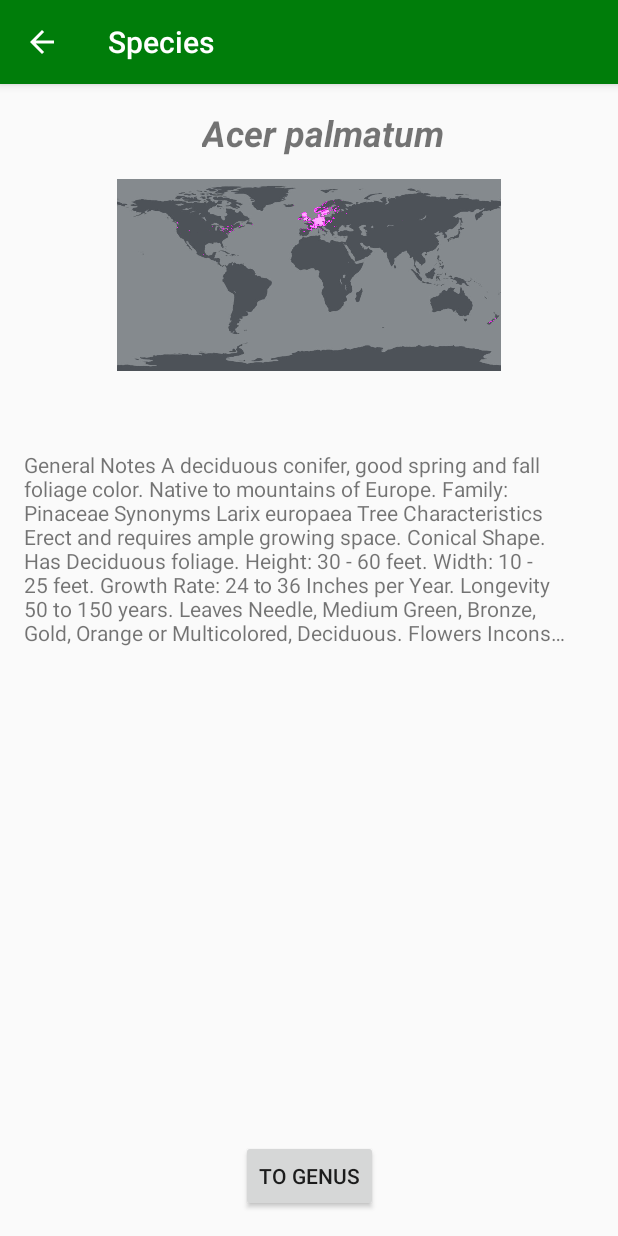
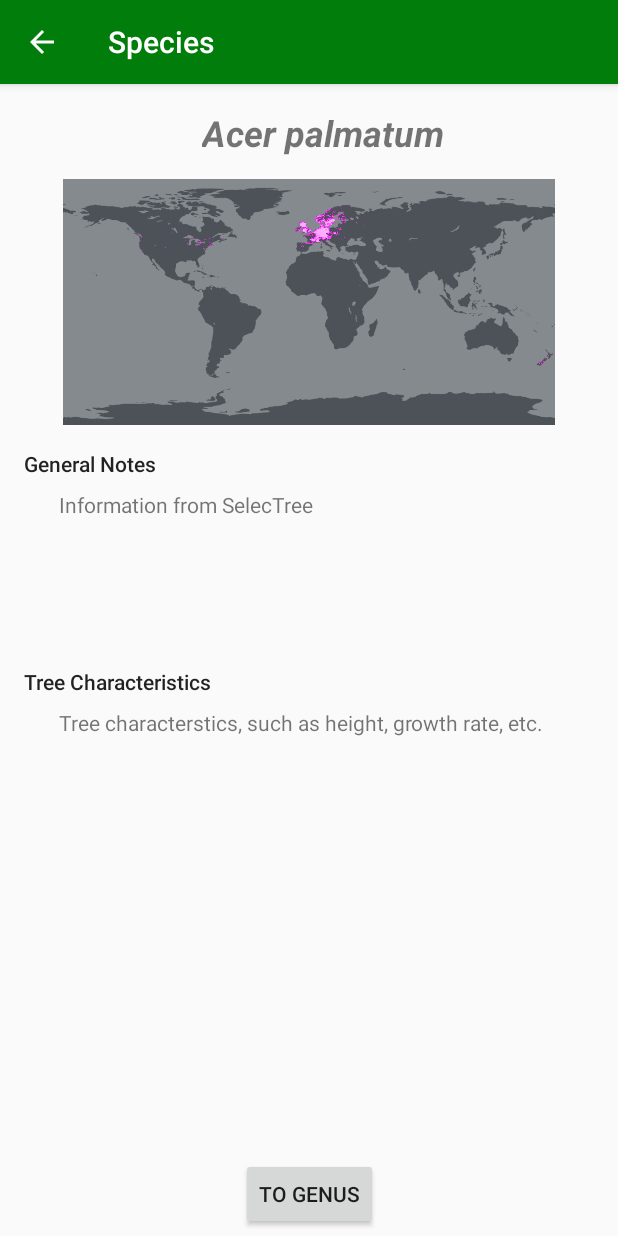
Before and after one commit to JPUF/TreeAndroid, an Android app: the SpeciesActivity screen opened directly, with no data from a screen before it, on a phone screen of 412 x 824 dp. Run offline under Robolectric (Android 15) with nearby library versions, the phone set to English and light mode, and no system bars.

Commit message:
Displaying general notes and tree characteristics separately.

```diff
--- a/app/build.gradle
+++ b/app/build.gradle
@@ -27,4 +27,5 @@ dependencies {
     testImplementation 'junit:junit:4.12'
     androidTestImplementation 'com.android.support.test:runner:1.0.2'
     androidTestImplementation 'com.android.support.test.espresso:espresso-core:3.0.2'
+    implementation 'com.android.support:support-v4:28.0.0'
 }
--- a/app/src/main/java/com/example/psyjb12/tree/SpeciesActivity.java
+++ b/app/src/main/java/com/example/psyjb12/tree/SpeciesActivity.java
@@ -29,6 +29,7 @@ public class SpeciesActivity extends AppCompatActivity {
 
     TextView scientific_name_tv;
     TextView notes_tv;
+    TextView characteristics_tv;
 
     final String scientific_name = "Acer palmatum";
     String GBIF_id;
@@ -39,6 +40,7 @@ public class SpeciesActivity extends AppCompatActivity {
         setContentView(R.layout.activity_species);
         scientific_name_tv = (TextView) findViewById(R.id.scientific_name);
         notes_tv = (TextView) findViewById(R.id.notes);
+        characteristics_tv = (TextView) findViewById(R.id.characteristics);
         setGBIF_id(this.scientific_name);
         setScientificName(this.GBIF_id);
         setNotes(this.scientific_name);
@@ -47,6 +49,7 @@ public class SpeciesActivity extends AppCompatActivity {
 
     private void setID(String id) {
         this.GBIF_id = id;
+        setScientificName(id);
     }
     private void setGBIF_id(final String scientific_name) {
         final String scientificName = scientific_name;
@@ -126,16 +129,33 @@ public class SpeciesActivity extends AppCompatActivity {
                     Elements paragraphs = content.getElementsByClass("col-md-6");
                     String pText = null;
                     for (Element p : paragraphs) {
-                        pText = p.text();
+                        result = p.text();
                         break;//can get additional info by removing this break;
                     }
-                    result = pText;
-                    final String notes = result;
-
+                    String [] words = result.split("[\\s]");
+                    String generalNotes = "";
+                    String treeCharacteristics = "";
+                    boolean afterCharacteristics = false;
+                    for(String word:words) {
+                        if(afterCharacteristics) {
+                            treeCharacteristics += (word + " ");
+                            if(word.contains("."))
+                                treeCharacteristics += "\n";
+                        }
+                        else {
+                            if(!word.equals("Tree") && !word.equals("Characteristics"))
+                                generalNotes += (word + " ");
+                        }
+                        if (word.equals("Characteristics"))
+                            afterCharacteristics = true;
+                    }
+                    final String finalNotes = generalNotes;
+                    final String finalCharacteristics = treeCharacteristics;
                     runOnUiThread(new Runnable() {
                         @Override
                         public void run() {
-                            notes_tv.setText(result);
+                            notes_tv.setText(finalNotes);
+                            characteristics_tv.setText(finalCharacteristics);
                         }
                     });
                 }catch (IOException e1) {
--- a/app/src/main/res/layout/activity_genus.xml
+++ b/app/src/main/res/layout/activity_genus.xml
@@ -15,5 +15,5 @@
         android:textSize="30sp"
         app:layout_constraintStart_toStartOf="parent"
         app:layout_constraintTop_toTopOf="parent"
-        tools:text="@string/genusTitle" />
+        tools:text="@string/genus_title" />
 </android.support.constraint.ConstraintLayout>
--- a/app/src/main/res/layout/activity_species.xml
+++ b/app/src/main/res/layout/activity_species.xml
@@ -24,7 +24,7 @@
         android:id="@+id/toGenusButton"
         android:layout_width="wrap_content"
         android:layout_height="wrap_content"
-        android:layout_marginBottom="16dp"
+        android:layout_marginBottom="4dp"
         android:layout_marginEnd="16dp"
         android:layout_marginStart="16dp"
         android:onClick="toGenus"
@@ -35,8 +35,8 @@
 
     <ImageView
         android:id="@+id/projection"
-        android:layout_width="256dp"
-        android:layout_height="128dp"
+        android:layout_width="328dp"
+        android:layout_height="164dp"
         android:layout_marginEnd="16dp"
         android:layout_marginStart="16dp"
         android:layout_marginTop="16dp"
@@ -45,27 +45,10 @@
         app:layout_constraintTop_toBottomOf="@+id/scientific_name"
         app:srcCompat="@drawable/projection" />
 
-    <TextView
-        android:id="@+id/notes"
-        android:layout_width="362dp"
-        android:layout_height="147dp"
-        android:layout_marginEnd="16dp"
-        android:layout_marginStart="16dp"
-        android:layout_marginTop="244dp"
-        android:layout_weight="1"
-        android:ellipsize="end"
-        android:maxLines="8"
-        android:text="@string/notes"
-        app:layout_constraintEnd_toEndOf="parent"
-        app:layout_constraintHorizontal_bias="0.0"
-        app:layout_constraintStart_toStartOf="parent"
-        app:layout_constraintTop_toTopOf="parent"
-        tools:text="@string/notes" />
-
     <LinearLayout
         android:id="@+id/linearLayout"
-        android:layout_width="256dp"
-        android:layout_height="128dp"
+        android:layout_width="328dp"
+        android:layout_height="164dp"
         android:layout_marginEnd="16dp"
         android:layout_marginStart="16dp"
         android:layout_marginTop="16dp"
@@ -76,18 +59,94 @@
 
         <ImageView
             android:id="@+id/dist0"
-            android:layout_width="128dp"
-            android:layout_height="128dp"
+            android:layout_width="164dp"
+            android:layout_height="164dp"
             android:layout_weight="1"
             app:srcCompat="@drawable/dist0" />
 
         <ImageView
             android:id="@+id/dist1"
-            android:layout_width="128dp"
-            android:layout_height="128dp"
+            android:layout_width="164dp"
+            android:layout_height="164dp"
             android:layout_weight="1"
             app:srcCompat="@drawable/dist1" />
 
     </LinearLayout>
 
+    <android.support.v4.widget.NestedScrollView
+        android:id="@+id/notesScroller"
+        android:layout_width="335dp"
+        android:layout_height="102dp"
+        android:layout_marginEnd="16dp"
+        android:layout_marginStart="16dp"
+        android:layout_marginTop="8dp"
+        android:fillViewport="true"
+        app:layout_constraintEnd_toEndOf="parent"
+        app:layout_constraintHorizontal_bias="0.529"
+        app:layout_constraintStart_toStartOf="parent"
+        app:layout_constraintTop_toBottomOf="@+id/notesTitle">
+
+        <LinearLayout
+            android:layout_width="match_parent"
+            android:layout_height="wrap_content"
+            android:orientation="vertical">
+
+            <TextView
+                android:id="@+id/notes"
+                android:layout_width="match_parent"
+                android:layout_height="wrap_content"
+                android:scrollbars="vertical"
+                android:text="@string/notes" />
+        </LinearLayout>
+    </android.support.v4.widget.NestedScrollView>
+
+    <TextView
+        android:id="@+id/notesTitle"
+        android:layout_width="wrap_content"
+        android:layout_height="wrap_content"
+        android:layout_marginStart="16dp"
+        android:layout_marginTop="16dp"
+        android:text="@string/notes_title_text"
+        android:textAppearance="@style/TextAppearance.AppCompat.Body2"
+        app:layout_constraintStart_toStartOf="parent"
+        app:layout_constraintTop_toBottomOf="@+id/linearLayout" />
+
+    <android.support.v4.widget.NestedScrollView
+        android:id="@+id/characteristicsScroller"
+        android:layout_width="335dp"
+        android:layout_height="101dp"
+        android:layout_marginEnd="16dp"
+        android:layout_marginStart="16dp"
+        android:layout_marginTop="8dp"
+        android:fillViewport="true"
+        app:layout_constraintEnd_toEndOf="parent"
+        app:layout_constraintHorizontal_bias="0.529"
+        app:layout_constraintStart_toStartOf="parent"
+        app:layout_constraintTop_toBottomOf="@+id/characteristicsTitle">
+
+        <LinearLayout
+            android:layout_width="match_parent"
+            android:layout_height="wrap_content"
+            android:orientation="vertical">
+
+            <TextView
+                android:id="@+id/characteristics"
+                android:layout_width="match_parent"
+                android:layout_height="wrap_content"
+                android:scrollbars="vertical"
+                android:text="@string/characteristics" />
+        </LinearLayout>
+    </android.support.v4.widget.NestedScrollView>
+
+    <TextView
+        android:id="@+id/characteristicsTitle"
+        android:layout_width="wrap_content"
+        android:layout_height="wrap_content"
+        android:layout_marginStart="16dp"
+        android:layout_marginTop="16dp"
+        android:text="@string/characteristics_title"
+        android:textAppearance="@style/TextAppearance.AppCompat.Body2"
+        app:layout_constraintStart_toStartOf="parent"
+        app:layout_constraintTop_toBottomOf="@+id/notesScroller" />
+
 </android.support.constraint.ConstraintLayout>
--- a/app/src/main/res/values/strings.xml
+++ b/app/src/main/res/values/strings.xml
@@ -3,8 +3,11 @@
     <string name="scientific_name">Scientific Name</string>
     <string name="proj0_description">The left half of the world projection</string>
     <string name="proj1_description">The right half of the world projection</string>
-    <string name="notes">General Notes A deciduous conifer, good spring and fall foliage color. Native to mountains of Europe. Family: Pinaceae Synonyms Larix europaea Tree Characteristics Erect and requires ample growing space. Conical Shape. Has Deciduous foliage. Height: 30 - 60 feet. Width: 10 - 25 feet. Growth Rate: 24 to 36 Inches per Year. Longevity 50 to 150 years. Leaves Needle, Medium Green, Bronze, Gold, Orange or Multicolored, Deciduous. Flowers Inconspicuous. Flowers in Spring or Winter. Has separate male and female flowers on the same tree (monoecious). Purple or Red Cone, Medium (0.50 - 1.50 inches), fruiting in Spring. Bark Dark Brown or Dark Gray, Furrowed or Scaly. Shading Capacity Rated as Moderately Dense in Leaf. Shading Capacity Rated as Moderate out of Leaf. Litter Issue is Dry Fruit.</string>
-    <string name="genusTitle">Genus</string>
+    <string name="notes">Information from SelecTree</string>
+    <string name="genus_title">Genus</string>
     <string name="species_button">To Genus</string>
     <string name="home_button">To Species</string>
+    <string name="notes_title_text">General Notes</string>
+    <string name="characteristics">Tree characterstics, such as height, growth rate, etc.</string>
+    <string name="characteristics_title">Tree Characteristics</string>
 </resources>
```
